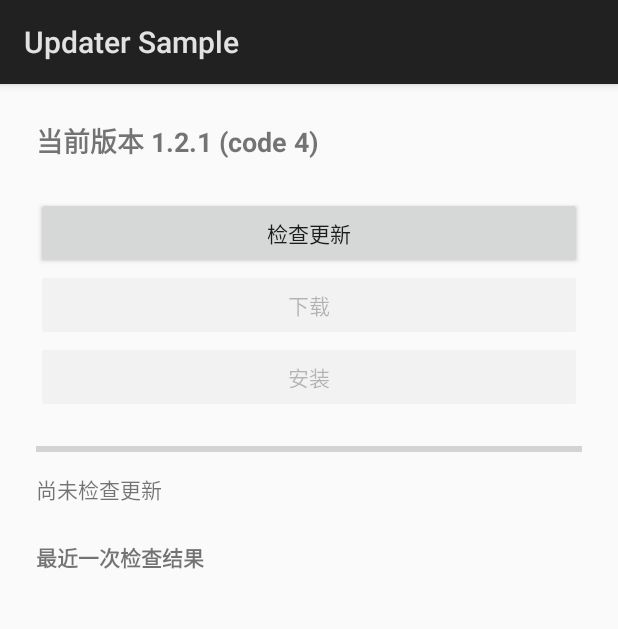
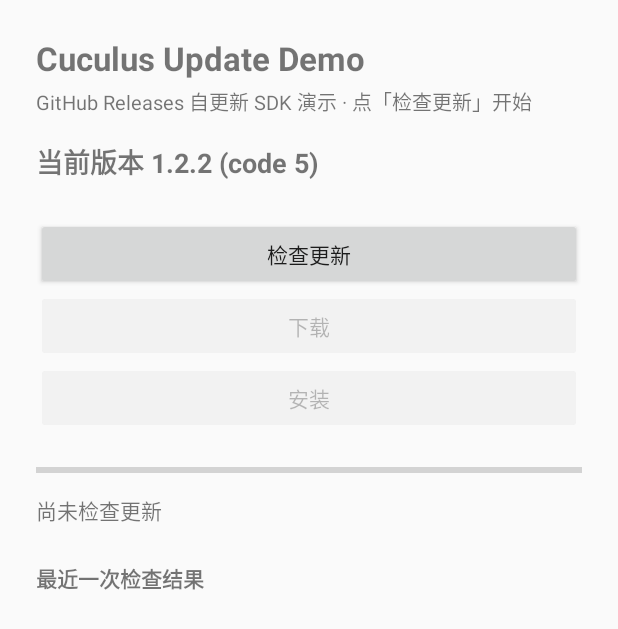
Before and after one commit to lwtor/cuculus-update, an Android app: the screen it shows after launch (MainActivity), on a phone screen of 412 x 824 dp. Shown: the top 629 px of the screen. Run offline under Robolectric (Android 15) with nearby library versions, the phone set to English and light mode, and no system bars.

Commit message:
fix(sample): remove system ActionBar and handle edge-to-edge insets
Android 15+ forces edge-to-edge for targetSdk 37, so the system ActionBar
overlapped the top buttons. Use a NoActionBar theme, draw the title inside
the scrolling content, and pad root_scroll with system-bar insets.
Bump sample to 1.2.2 (versionCode 5).

```diff
--- a/sample/build.gradle.kts
+++ b/sample/build.gradle.kts
@@ -10,8 +10,8 @@ android {
         applicationId = "dev.cuculus.update.sample"
         minSdk = 26
         targetSdk = 37
-        versionCode = 4
-        versionName = "1.2.1"
+        versionCode = 5
+        versionName = "1.2.2"
     }
 
     compileOptions {
--- a/sample/src/main/AndroidManifest.xml
+++ b/sample/src/main/AndroidManifest.xml
@@ -10,7 +10,7 @@
         android:allowBackup="false"
         android:label="@string/app_name"
         android:supportsRtl="true"
-        android:theme="@android:style/Theme.Material.Light.DarkActionBar">
+        android:theme="@style/DemoTheme">
         <activity
             android:name=".MainActivity"
             android:exported="true">
--- a/sample/src/main/kotlin/dev/cuculus/update/sample/MainActivity.kt
+++ b/sample/src/main/kotlin/dev/cuculus/update/sample/MainActivity.kt
@@ -1,7 +1,10 @@
 package dev.cuculus.update.sample
 
 import android.app.Activity
+import android.os.Build
 import android.os.Bundle
+import android.view.View
+import android.view.WindowInsets
 import android.widget.Button
 import android.widget.ProgressBar
 import android.widget.TextView
@@ -46,6 +49,7 @@ class MainActivity : Activity() {
     override fun onCreate(savedInstanceState: Bundle?) {
         super.onCreate(savedInstanceState)
         setContentView(R.layout.activity_main)
+        applySystemBarInsets(findViewById(R.id.root_scroll))
 
         val versionText: TextView = findViewById(R.id.version_text)
         statusText = findViewById(R.id.status_text)
@@ -78,6 +82,47 @@ class MainActivity : Activity() {
                 }
             }
         }
+    }
+
+    /**
+     * With targetSdk 37 the system forces edge-to-edge on Android 15+, and a system ActionBar
+     * would overlay the first rows of content. The demo uses NoActionBar and draws its own title
+     * inside the scrollable content, then pads the root for the status/navigation bars so nothing
+     * is covered by the system UI. On older platforms the insets are already consumed by the
+     * decor view and come back as zero, so this is a no-op there.
+     *
+     * The listener returns the insets unconsumed (matching the official edge-to-edge sample), so
+     * no child of root_scroll may set android:fitsSystemWindows or its own insets listener — that
+     * would apply the same insets twice. Padding is assigned absolutely from the saved baseline,
+     * which keeps repeated dispatch (IME, rotation) idempotent.
+     */
+    @Suppress("DEPRECATION")
+    private fun applySystemBarInsets(root: View) {
+        val baseLeft = root.paddingLeft
+        val baseTop = root.paddingTop
+        val baseRight = root.paddingRight
+        val baseBottom = root.paddingBottom
+        root.setOnApplyWindowInsetsListener { view, insets ->
+            val bars = if (Build.VERSION.SDK_INT >= Build.VERSION_CODES.R) {
+                val systemBars = insets.getInsets(WindowInsets.Type.systemBars())
+                intArrayOf(systemBars.left, systemBars.top, systemBars.right, systemBars.bottom)
+            } else {
+                intArrayOf(
+                    insets.systemWindowInsetLeft,
+                    insets.systemWindowInsetTop,
+                    insets.systemWindowInsetRight,
+                    insets.systemWindowInsetBottom,
+                )
+            }
+            view.setPadding(
+                baseLeft + bars[0],
+                baseTop + bars[1],
+                baseRight + bars[2],
+                baseBottom + bars[3],
+            )
+            insets
+        }
+        root.requestApplyInsets()
     }
 
     private fun checkForUpdate() {
--- a/sample/src/main/res/layout/activity_main.xml
+++ b/sample/src/main/res/layout/activity_main.xml
@@ -1,5 +1,6 @@
 <?xml version="1.0" encoding="utf-8"?>
 <ScrollView xmlns:android="http://schemas.android.com/apk/res/android"
+    android:id="@+id/root_scroll"
     android:layout_width="match_parent"
     android:layout_height="match_parent"
     android:fillViewport="true">
@@ -9,6 +10,25 @@
         android:layout_height="wrap_content"
         android:orientation="vertical"
         android:padding="24dp">
+
+        <!-- No system ActionBar: the title is part of the scrolling content, so it can never
+             overlay the buttons. MainActivity pads root_scroll for the status/navigation bars. -->
+        <TextView
+            android:id="@+id/title_text"
+            android:layout_width="match_parent"
+            android:layout_height="wrap_content"
+            android:text="@string/app_name"
+            android:textSize="22sp"
+            android:textStyle="bold" />
+
+        <TextView
+            android:id="@+id/subtitle_text"
+            android:layout_width="match_parent"
+            android:layout_height="wrap_content"
+            android:layout_marginTop="4dp"
+            android:layout_marginBottom="16dp"
+            android:text="@string/demo_subtitle"
+            android:textSize="13sp" />
 
         <TextView
             android:id="@+id/version_text"
--- /dev/null
+++ b/sample/src/main/res/values-v27/styles.xml
@@ -0,0 +1,10 @@
+<?xml version="1.0" encoding="utf-8"?>
+<resources>
+    <style name="DemoTheme" parent="@android:style/Theme.Material.Light.NoActionBar">
+        <item name="android:windowDrawsSystemBarBackgrounds">true</item>
+        <item name="android:statusBarColor">@android:color/transparent</item>
+        <item name="android:navigationBarColor">@android:color/transparent</item>
+        <item name="android:windowLightStatusBar">true</item>
+        <item name="android:windowLightNavigationBar">true</item>
+    </style>
+</resources>
--- a/sample/src/main/res/values/strings.xml
+++ b/sample/src/main/res/values/strings.xml
@@ -1,6 +1,7 @@
 <?xml version="1.0" encoding="utf-8"?>
 <resources>
-    <string name="app_name">Updater Sample</string>
+    <string name="app_name">Cuculus Update Demo</string>
+    <string name="demo_subtitle">GitHub Releases 自更新 SDK 演示 · 点「检查更新」开始</string>
     <string name="version_format">当前版本 %1$s (code %2$d)</string>
     <string name="check_update">检查更新</string>
     <string name="download">下载</string>
--- /dev/null
+++ b/sample/src/main/res/values/styles.xml
@@ -0,0 +1,12 @@
+<?xml version="1.0" encoding="utf-8"?>
+<resources>
+    <!-- No system ActionBar: the demo draws its own title inside the scrolling content, so it can
+         never cover the buttons. System bars are transparent and the light-theme icons stay dark
+         and readable on the light content background (Android 15+ edge-to-edge). -->
+    <style name="DemoTheme" parent="@android:style/Theme.Material.Light.NoActionBar">
+        <item name="android:windowDrawsSystemBarBackgrounds">true</item>
+        <item name="android:statusBarColor">@android:color/transparent</item>
+        <item name="android:navigationBarColor">@android:color/transparent</item>
+        <item name="android:windowLightStatusBar">true</item>
+    </style>
+</resources>
```
